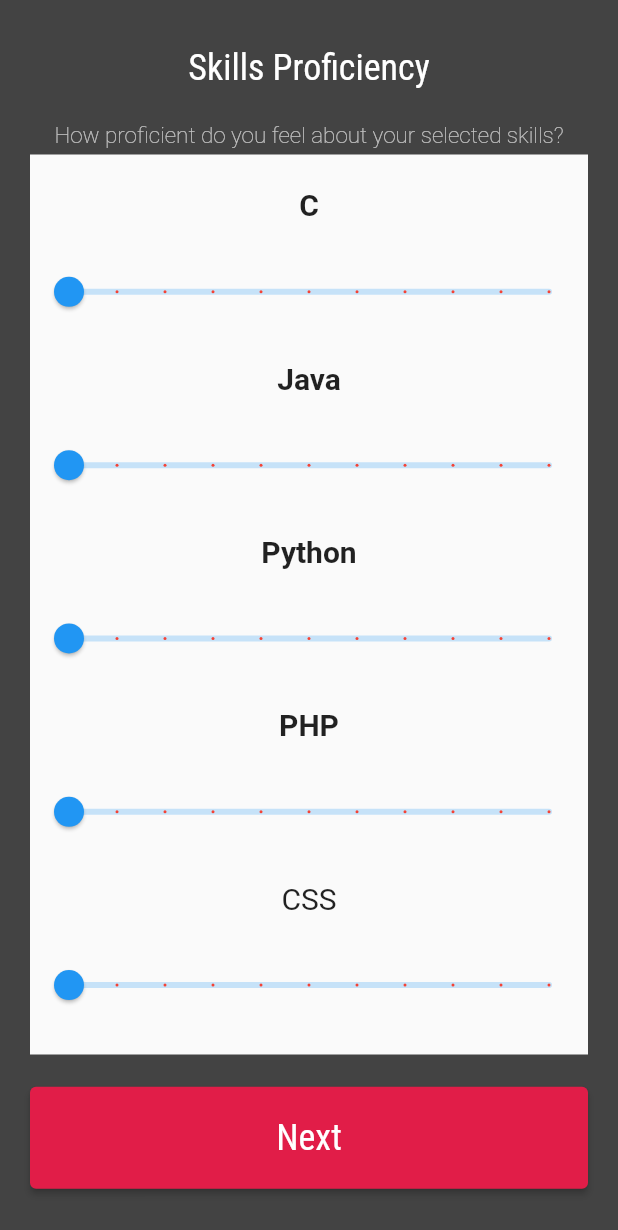
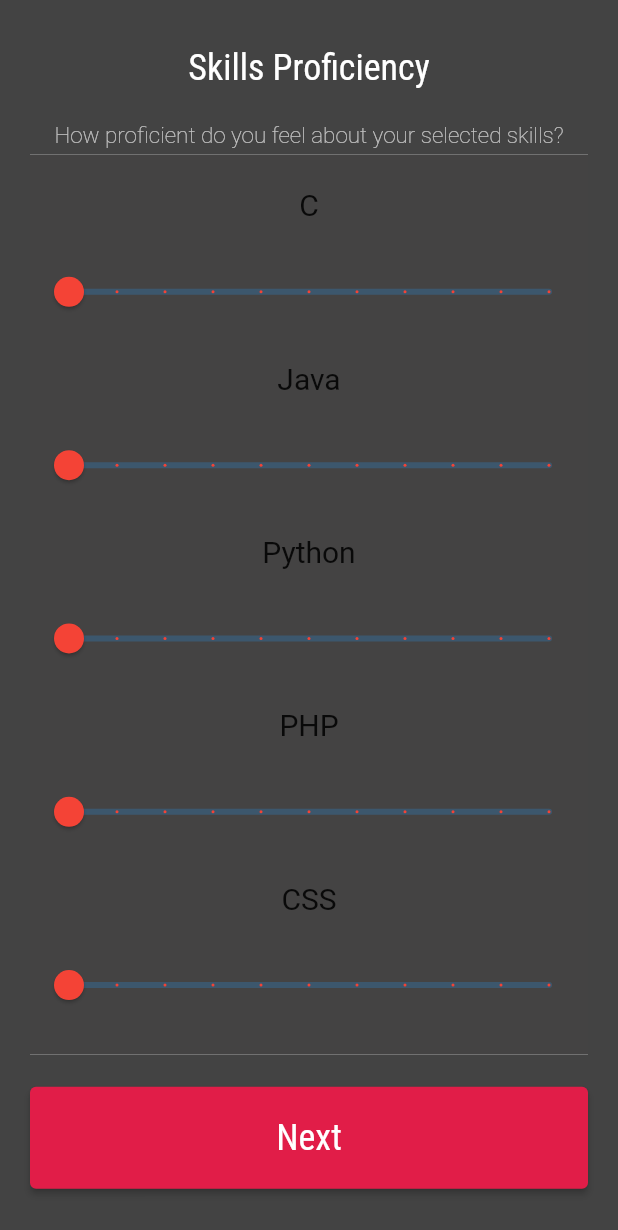
Before and after one commit to GoaConga/backend-integrated, a Flutter app: the UserSkillsScreen screen opened by its route, after a tap on "Next", on a phone screen of 412 x 824 dp. Shown: the top 1230 px of the screen. Run offline on Flutter 3.47's test engine with Material 2 defaults, Android fonts, the phone set to English and light mode, and no system bars; our stand-ins replace flutter_form_builder, form_builder_validators, get, google_fonts, image_picker, introduction_screen and 3 more; missing offline and left inert: connectivity_plus_web, image_picker_for_web, package_info_plus_web, shared_preferences_web; accounts and stored records are empty.

Commit message:
search function in progress

```diff
--- a/lib/screens/register/views/intern_profficiency_view.dart
+++ b/lib/screens/register/views/intern_profficiency_view.dart
@@ -53,7 +53,7 @@ class UserSkillScreen extends GetView<RegisterController> {
                     ),
                     SizedBox(
                       height: 600,
-                      width: 800,
+                      width: MediaQuery.of(context).size.width,
                       child: Slider_MyApp(),
                     ),
                   ],
@@ -113,20 +113,25 @@ class _Slider_bar extends State<Slider_bar> {
   @override
   Widget build(BuildContext context) {
     return Scaffold(
-        body:
-            Column(mainAxisAlignment: MainAxisAlignment.spaceEvenly, children: [
+        body: Container(
+            color: Color.fromARGB(255, 68, 67, 67),
+            child: Column(
+                mainAxisAlignment: MainAxisAlignment.spaceEvenly,
+                children: [
                   Text(
                     'C',
-        style: TextStyle(fontSize: 20, fontWeight: FontWeight.bold),
+                    style:
+                        TextStyle(fontSize: 20, fontWeight: FontWeight.normal),
                   ),
                   Slider(
                     value: Static_UserSkillScreen.skills_slider[0],
                     min: 0,
                     max: 100,
                     divisions: 10,
-        label: Static_UserSkillScreen.skills_slider[0].toString() + '%',
+                    label: Static_UserSkillScreen.skills_slider[0].toString() +
+                        '%',
                     activeColor: Colors.red,
-        thumbColor: Colors.blue,
+                    thumbColor: Colors.red,
                     onChanged: (value) {
                       setState(() {
                         Static_UserSkillScreen.skills_slider[0] = value;
@@ -135,16 +140,18 @@ class _Slider_bar extends State<Slider_bar> {
                   ),
                   Text(
                     'Java',
-        style: TextStyle(fontSize: 20, fontWeight: FontWeight.bold),
+                    style:
+                        TextStyle(fontSize: 20, fontWeight: FontWeight.normal),
                   ),
                   Slider(
                     value: Static_UserSkillScreen.skills_slider[1],
                     min: 0,
                     max: 100,
                     divisions: 10,
-        label: Static_UserSkillScreen.skills_slider[1].toString() + '%',
+                    label: Static_UserSkillScreen.skills_slider[1].toString() +
+                        '%',
                     activeColor: Colors.red,
-        thumbColor: Colors.blue,
+                    thumbColor: Colors.red,
                     onChanged: (value) {
                       setState(() {
                         Static_UserSkillScreen.skills_slider[1] = value;
@@ -153,16 +160,18 @@ class _Slider_bar extends State<Slider_bar> {
                   ),
                   Text(
                     'Python',
-        style: TextStyle(fontSize: 20, fontWeight: FontWeight.bold),
+                    style:
+                        TextStyle(fontSize: 20, fontWeight: FontWeight.normal),
                   ),
                   Slider(
                     value: Static_UserSkillScreen.skills_slider[2],
                     min: 0,
                     max: 100,
                     divisions: 10,
-        label: Static_UserSkillScreen.skills_slider[2].toString() + '%',
+                    label: Static_UserSkillScreen.skills_slider[2].toString() +
+                        '%',
                     activeColor: Colors.red,
-        thumbColor: Colors.blue,
+                    thumbColor: Colors.red,
                     onChanged: (value) {
                       setState(() {
                         Static_UserSkillScreen.skills_slider[2] = value;
@@ -171,16 +180,18 @@ class _Slider_bar extends State<Slider_bar> {
                   ),
                   Text(
                     'PHP',
-        style: TextStyle(fontSize: 20, fontWeight: FontWeight.bold),
+                    style:
+                        TextStyle(fontSize: 20, fontWeight: FontWeight.normal),
                   ),
                   Slider(
                     value: Static_UserSkillScreen.skills_slider[3],
                     min: 0,
                     max: 100,
                     divisions: 10,
-        label: Static_UserSkillScreen.skills_slider[3].toString() + '%',
+                    label: Static_UserSkillScreen.skills_slider[3].toString() +
+                        '%',
                     activeColor: Colors.red,
-        thumbColor: Colors.blue,
+                    thumbColor: Colors.red,
                     onChanged: (value) {
                       setState(() {
                         Static_UserSkillScreen.skills_slider[3] = value;
@@ -189,22 +200,24 @@ class _Slider_bar extends State<Slider_bar> {
                   ),
                   Text(
                     'CSS',
-        style: TextStyle(fontSize: 20, fontWeight: FontWeight.normal),
+                    style:
+                        TextStyle(fontSize: 20, fontWeight: FontWeight.normal),
                   ),
                   Slider(
                     value: Static_UserSkillScreen.skills_slider[4],
                     min: 0,
                     max: 100,
                     divisions: 10,
-        label: Static_UserSkillScreen.skills_slider[4].toString() + '%',
+                    label: Static_UserSkillScreen.skills_slider[4].toString() +
+                        '%',
                     activeColor: Colors.red,
-        thumbColor: Colors.blue,
+                    thumbColor: Colors.red,
                     onChanged: (value) {
                       setState(() {
                         Static_UserSkillScreen.skills_slider[4] = value;
                       });
                     },
                   )
-    ]));
+                ])));
   }
 }
--- a/lib/screens/register/views/intern_skills_view.dart
+++ b/lib/screens/register/views/intern_skills_view.dart
@@ -93,7 +93,7 @@ class Internship_CheckBoxes extends State<CheckboxesRoute> {
         alignment: Alignment.center,
         child: Container(
             height: 420,
-            width: 300,
+            width: MediaQuery.of(context).size.width,
             decoration: BoxDecoration(
                 color: Colors.white60, borderRadius: BorderRadius.circular(10)),
             child: Column(children: [
@@ -104,13 +104,12 @@ class Internship_CheckBoxes extends State<CheckboxesRoute> {
                     Static_UserSkillsScreen.skills_checkboxes[0] = val;
                   });
                 },
-                activeColor: Colors.green,
-                title: Text("C"),
-                subtitle: Text("Day 1"),
+                activeColor: Colors.red,
+                title: Text("C", style: TextStyle(fontWeight: FontWeight.bold)),
               ),
               Divider(
-                height: 20,
-                color: Colors.green,
+                height: 5,
+                color: Color.fromARGB(255, 68, 67, 67),
               ),
               CheckboxListTile(
                 value: Static_UserSkillsScreen.skills_checkboxes[1],
@@ -119,13 +118,13 @@ class Internship_CheckBoxes extends State<CheckboxesRoute> {
                     Static_UserSkillsScreen.skills_checkboxes[1] = val;
                   });
                 },
-                activeColor: Colors.green,
-                title: Text("Java"),
-                subtitle: Text("Day 2"),
+                activeColor: Colors.red,
+                title:
+                    Text("Java", style: TextStyle(fontWeight: FontWeight.bold)),
               ),
               Divider(
-                height: 20,
-                color: Colors.green,
+                height: 5,
+                color: Color.fromARGB(255, 68, 67, 67),
               ),
               CheckboxListTile(
                 value: Static_UserSkillsScreen.skills_checkboxes[2],
@@ -134,13 +133,13 @@ class Internship_CheckBoxes extends State<CheckboxesRoute> {
                     Static_UserSkillsScreen.skills_checkboxes[2] = val;
                   });
                 },
-                activeColor: Colors.green,
-                title: Text("Python"),
-                subtitle: Text("Day 3"),
+                activeColor: Colors.red,
+                title: Text("Python",
+                    style: TextStyle(fontWeight: FontWeight.bold)),
               ),
               Divider(
-                height: 20,
-                color: Colors.green,
+                height: 5,
+                color: Color.fromARGB(255, 68, 67, 67),
               ),
               CheckboxListTile(
                 value: Static_UserSkillsScreen.skills_checkboxes[3],
@@ -149,13 +148,13 @@ class Internship_CheckBoxes extends State<CheckboxesRoute> {
                     Static_UserSkillsScreen.skills_checkboxes[3] = val;
                   });
                 },
-                activeColor: Colors.green,
-                title: Text("PHP"),
-                subtitle: Text("Day 3"),
+                activeColor: Colors.red,
+                title:
+                    Text("PHP", style: TextStyle(fontWeight: FontWeight.bold)),
               ),
               Divider(
-                height: 20,
-                color: Colors.green,
+                height: 5,
+                color: Color.fromARGB(255, 68, 67, 67),
               ),
               CheckboxListTile(
                 value: Static_UserSkillsScreen.skills_checkboxes[4],
@@ -164,13 +163,13 @@ class Internship_CheckBoxes extends State<CheckboxesRoute> {
                     Static_UserSkillsScreen.skills_checkboxes[4] = val;
                   });
                 },
-                activeColor: Colors.green,
-                title: Text("CSS"),
-                subtitle: Text("Day 3"),
+                activeColor: Colors.red,
+                title:
+                    Text("CSS", style: TextStyle(fontWeight: FontWeight.bold)),
               ),
               Divider(
-                height: 20,
-                color: Colors.green,
+                height: 5,
+                color: Color.fromARGB(255, 68, 67, 67),
               ),
             ])),
       )
```
Lines whose indentation alone changed are shown as unchanged.
